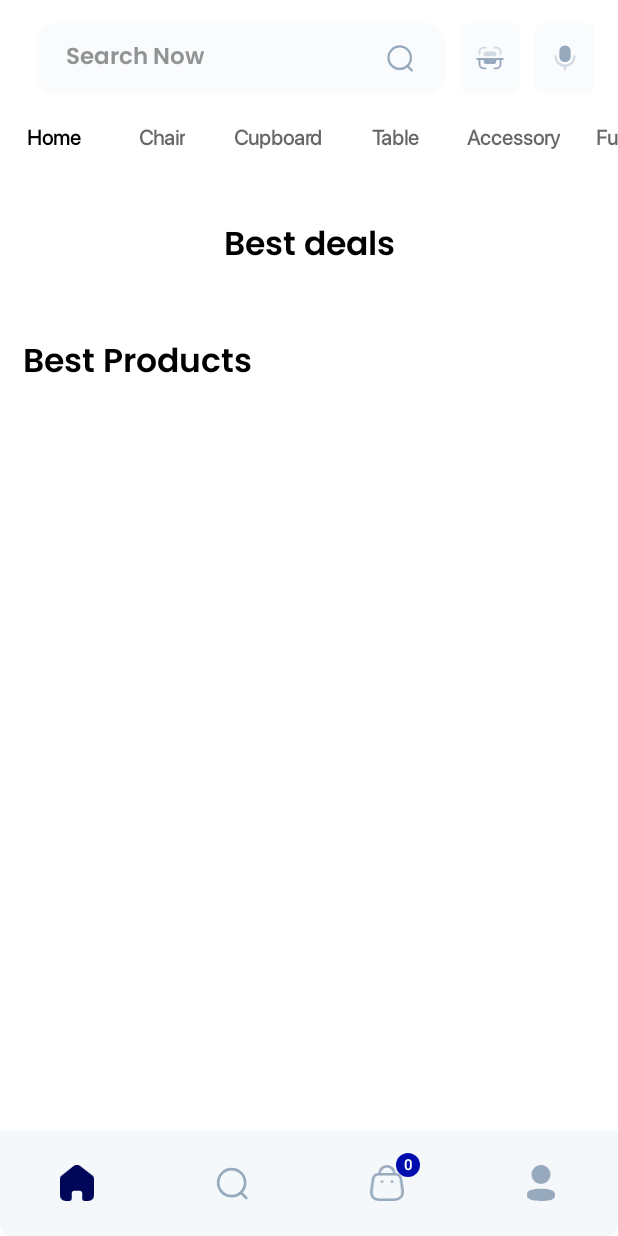
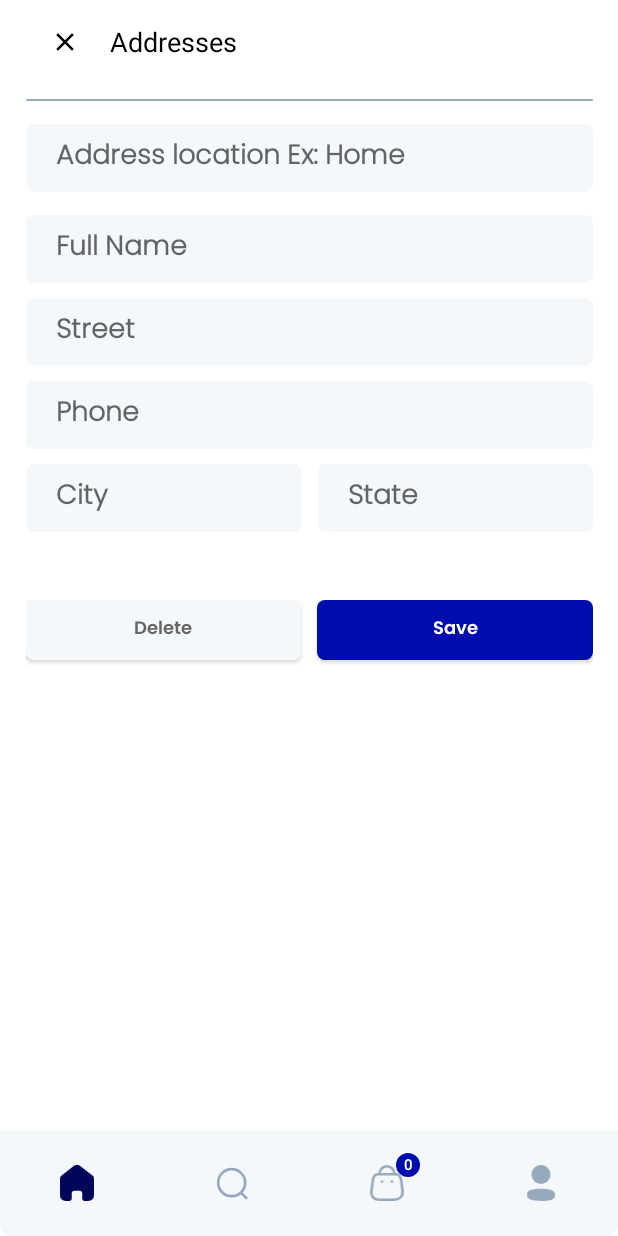
Before and after one commit to OjoLego/EasyCommerce, an Android app: the screen it shows after launch once a user with an empty profile is signed in (ShoppingActivity), on a phone screen of 412 x 824 dp. Run offline under Robolectric (Android 15) with nearby library versions, the phone set to English and light mode, and no system bars; our stand-ins replace Dagger/Hilt's generated code, Firebase (no records; nobody signed in at launch, a user with empty details on screens opened directly), navigation-ui.

Commit message:
Easy Commerce

```diff
--- /dev/null
+++ b/app/src/main/java/com/example/easycommerce/model/data/Address.kt
@@ -0,0 +1,17 @@
+package com.example.easycommerce.model.data
+
+import android.os.Parcelable
+import kotlinx.parcelize.Parcelize
+
+@Parcelize
+class Address(
+    val addressTitle: String,
+    val fullName: String,
+    val street: String,
+    val phone: String,
+    val city: String,
+    val state: String,
+
+): Parcelable{
+    constructor(): this("","","","","","")
+}
--- /dev/null
+++ b/app/src/main/java/com/example/easycommerce/view/screen/shopping/AddressFragment.kt
@@ -0,0 +1,86 @@
+package com.example.easycommerce.view.screen.shopping
+
+import android.os.Bundle
+import androidx.fragment.app.Fragment
+import android.view.LayoutInflater
+import android.view.View
+import android.view.ViewGroup
+import android.widget.Toast
+import androidx.fragment.app.viewModels
+import androidx.lifecycle.lifecycleScope
+import androidx.navigation.fragment.findNavController
+import com.example.easycommerce.R
+import com.example.easycommerce.databinding.FragmentAddressBinding
+import com.example.easycommerce.model.data.Address
+import com.example.easycommerce.util.Resource
+import com.example.easycommerce.viewmodel.AddressViewModel
+import dagger.hilt.android.AndroidEntryPoint
+import kotlinx.coroutines.flow.collectLatest
+
+@AndroidEntryPoint
+class AddressFragment : Fragment() {
+
+    private lateinit var binding: FragmentAddressBinding
+    val viewModel by viewModels<AddressViewModel>()
+
+    override fun onCreate(savedInstanceState: Bundle?) {
+        super.onCreate(savedInstanceState)
+
+        lifecycleScope.launchWhenStarted {
+            viewModel.addNewAddress.collectLatest {
+                when(it){
+                    is Resource.Loading -> {
+                        binding.progressbarAddress.visibility = View.INVISIBLE
+                    }
+                    is Resource.Success -> {
+                        binding.progressbarAddress.visibility = View.INVISIBLE
+                        findNavController().navigateUp()
+                    }
+                    is Resource.Error -> {
+                        Toast.makeText(requireContext(),it.message,Toast.LENGTH_SHORT).show()
+                    }
+                    else -> Unit
+                }
+            }
+        }
+
+        lifecycleScope.launchWhenStarted {
+            viewModel.error.collectLatest {
+                Toast.makeText(requireContext(),it,Toast.LENGTH_SHORT).show()
+            }
+        }
+    }
+
+    override fun onCreateView(
+        inflater: LayoutInflater, container: ViewGroup?,
+        savedInstanceState: Bundle?
+    ): View? {
+        // Inflate the layout for this fragment
+        binding = FragmentAddressBinding.inflate(inflater,container,false)
+        return binding.root
+    }
+
+    override fun onViewCreated(view: View, savedInstanceState: Bundle?) {
+        super.onViewCreated(view, savedInstanceState)
+
+        buttonSave()
+
+    }
+
+    private fun buttonSave() {
+        binding.apply {
+            buttonSave.setOnClickListener {
+                val addressTitle = edAddressTitle.text.toString()
+                val fullName = edFullName.text.toString()
+                val street = edStreet.text.toString()
+                val phone = edPhone.text.toString()
+                val city = edCity.text.toString()
+                val state = edState.text.toString()
+                val address = Address(addressTitle,fullName,street,phone,city, state)
+
+                viewModel.addAddress(address)
+            }
+        }
+    }
+
+}
--- /dev/null
+++ b/app/src/main/java/com/example/easycommerce/viewmodel/AddressViewModel.kt
@@ -0,0 +1,56 @@
+package com.example.easycommerce.viewmodel
+
+import androidx.lifecycle.ViewModel
+import androidx.lifecycle.viewModelScope
+import com.example.easycommerce.model.data.Address
+import com.example.easycommerce.util.Resource
+import com.google.firebase.auth.FirebaseAuth
+import com.google.firebase.firestore.FirebaseFirestore
+import dagger.hilt.android.lifecycle.HiltViewModel
+import kotlinx.coroutines.flow.MutableSharedFlow
+import kotlinx.coroutines.flow.MutableStateFlow
+import kotlinx.coroutines.flow.asSharedFlow
+import kotlinx.coroutines.flow.asStateFlow
+import kotlinx.coroutines.launch
+import javax.inject.Inject
+
+@HiltViewModel
+class AddressViewModel @Inject constructor(
+    private val firestore: FirebaseFirestore,
+    private val auth: FirebaseAuth
+): ViewModel() {
+
+    private val _addNewAddress = MutableStateFlow<Resource<Address>>(Resource.Unspecified())
+    val addNewAddress = _addNewAddress.asStateFlow()
+
+    private val _error = MutableSharedFlow<String>()
+    val error = _error.asSharedFlow()
+
+    fun addAddress(address: Address){
+        viewModelScope.launch { _addNewAddress.emit(Resource.Loading()) }
+        val validateInput = validateInput(address)
+        if (validateInput){
+        firestore.collection("user").document(auth.uid!!).collection("address").document()
+            .set(address).addOnSuccessListener {
+                viewModelScope.launch { _addNewAddress.emit(Resource.Success(address)) }
+            }.addOnFailureListener {
+                viewModelScope.launch { _addNewAddress.emit(Resource.Error(it.message.toString())) }
+            }
+    }else{
+        viewModelScope.launch {
+            _error.emit("All fields are required")
+        }
+     }
+    }
+
+    private fun validateInput(address: Address): Boolean {
+        return address.addressTitle.trim().isNotEmpty() &&
+                address.city.trim().isNotEmpty() &&
+                address.phone.trim().isNotEmpty() &&
+                address.state.trim().isNotEmpty() &&
+                address.fullName.trim().isNotEmpty() &&
+                address.state.trim().isNotEmpty()
+    }
+
+
+}
--- /dev/null
+++ b/app/src/main/res/layout/fragment_address.xml
@@ -0,0 +1,243 @@
+<?xml version="1.0" encoding="utf-8"?>
+<androidx.constraintlayout.widget.ConstraintLayout xmlns:android="http://schemas.android.com/apk/res/android"
+    xmlns:app="http://schemas.android.com/apk/res-auto"
+    android:layout_width="match_parent"
+    android:layout_height="match_parent">
+
+    <androidx.appcompat.widget.Toolbar
+        android:id="@+id/toolbarAddresses"
+        android:layout_width="0dp"
+        android:layout_height="wrap_content"
+        app:layout_constraintEnd_toEndOf="@id/guideline2"
+        app:layout_constraintStart_toStartOf="@id/guideline1"
+        app:layout_constraintTop_toTopOf="parent">
+
+        <androidx.constraintlayout.widget.ConstraintLayout
+            android:layout_width="match_parent"
+            android:layout_height="match_parent">
+
+            <ImageView
+                android:id="@+id/imageAddressClose"
+                android:layout_width="20dp"
+                android:layout_height="20dp"
+                android:src="@drawable/ic_close"
+                android:scaleType="centerInside"
+                app:layout_constraintBottom_toBottomOf="parent"
+                app:layout_constraintStart_toStartOf="parent"
+                app:layout_constraintTop_toTopOf="parent"
+                app:tint="@color/black" />
+
+
+            <TextView
+                android:id="@+id/tvPaymentMethods"
+                android:layout_width="wrap_content"
+                android:layout_height="wrap_content"
+                android:layout_marginStart="20dp"
+                android:text="Addresses"
+                android:textSize="18sp"
+                android:textColor="@color/black"
+                app:layout_constraintBottom_toBottomOf="@+id/imageAddressClose"
+                app:layout_constraintStart_toEndOf="@id/imageAddressClose"
+                app:layout_constraintTop_toTopOf="@+id/imageAddressClose" />
+
+        </androidx.constraintlayout.widget.ConstraintLayout>
+    </androidx.appcompat.widget.Toolbar>
+
+
+    <View
+        android:id="@+id/topLine"
+        android:layout_width="0dp"
+        android:layout_height="1dp"
+        android:layout_marginTop="10dp"
+        android:background="@drawable/white_background"
+        android:backgroundTint="@color/g_blue_gray200"
+        app:layout_constraintEnd_toEndOf="@id/guideline2"
+        app:layout_constraintStart_toStartOf="@id/guideline1"
+        app:layout_constraintTop_toBottomOf="@id/toolbarAddresses" />
+
+    <EditText
+        android:id="@+id/edAddressTitle"
+        android:layout_width="0dp"
+        android:layout_height="45dp"
+        android:background="@drawable/white_background"
+        android:fontFamily="@font/poppins_light"
+        android:gravity="start|center_vertical"
+        android:hint="Address location Ex: Home"
+        android:paddingStart="20dp"
+        android:paddingEnd="20dp"
+        android:singleLine="true"
+        android:textStyle="bold"
+        app:layout_constraintEnd_toEndOf="@id/guideline2"
+        app:layout_constraintStart_toStartOf="@id/guideline1"
+        app:layout_constraintTop_toBottomOf="@+id/topLine"
+        android:layout_marginTop="15dp"/>
+
+    <EditText
+        android:id="@+id/edFullName"
+        android:layout_width="0dp"
+        android:layout_height="45dp"
+        android:background="@drawable/white_background"
+        android:fontFamily="@font/poppins_light"
+        android:gravity="start|center_vertical"
+        android:hint="Full Name"
+        android:paddingStart="20dp"
+        android:paddingEnd="20dp"
+        android:singleLine="true"
+        android:textStyle="bold"
+        app:layout_constraintEnd_toEndOf="@id/guideline2"
+        app:layout_constraintStart_toStartOf="@id/guideline1"
+        app:layout_constraintTop_toBottomOf="@+id/edAddressTitle"
+        android:layout_marginTop="15dp"/>
+
+    <EditText
+        android:id="@+id/edStreet"
+        android:layout_width="0dp"
+        android:layout_height="45dp"
+        android:layout_marginTop="10dp"
+        android:background="@drawable/white_background"
+        android:fontFamily="@font/poppins_light"
+        android:gravity="start|center_vertical"
+        android:hint="Street"
+        android:paddingStart="20dp"
+        android:paddingEnd="20dp"
+        android:singleLine="true"
+        android:textStyle="bold"
+        app:layout_constraintEnd_toEndOf="@id/guideline2"
+        app:layout_constraintStart_toStartOf="@id/guideline1"
+        app:layout_constraintTop_toBottomOf="@id/edFullName" />
+
+    <LinearLayout
+        android:id="@+id/linear"
+        android:layout_width="0dp"
+        android:layout_height="wrap_content"
+        app:layout_constraintEnd_toEndOf="@id/guideline2"
+        app:layout_constraintHorizontal_bias="0.484"
+        app:layout_constraintStart_toStartOf="@id/guideline1"
+        app:layout_constraintTop_toBottomOf="@+id/edPhone"
+        android:orientation="horizontal">
+
+        <EditText
+            android:id="@+id/edCity"
+            android:layout_width="378dp"
+            android:layout_height="45dp"
+            android:background="@drawable/white_background"
+            android:fontFamily="@font/poppins_light"
+            android:gravity="start|center_vertical"
+            android:hint="City"
+            android:paddingStart="20dp"
+            android:paddingEnd="20dp"
+            android:singleLine="true"
+            android:textStyle="bold"
+            android:layout_marginTop="10dp"
+            android:layout_weight="1"
+            android:layout_marginEnd="5dp" />
+
+        <EditText
+            android:id="@+id/edState"
+            android:layout_width="378dp"
+            android:layout_height="45dp"
+            android:background="@drawable/white_background"
+            android:fontFamily="@font/poppins_light"
+            android:gravity="start|center_vertical"
+            android:hint="State"
+            android:paddingStart="20dp"
+            android:paddingEnd="20dp"
+            android:singleLine="true"
+            android:textStyle="bold"
+            android:layout_marginTop="10dp"
+            android:layout_weight="1"
+            android:layout_marginStart="5dp"/>
+
+    </LinearLayout>
+    <EditText
+        android:id="@+id/edPhone"
+        android:layout_width="0dp"
+        android:layout_height="45dp"
+        android:background="@drawable/white_background"
+        android:fontFamily="@font/poppins_light"
+        android:layout_marginTop="10dp"
+        android:gravity="start|center_vertical"
+        android:hint="Phone"
+        android:paddingStart="20dp"
+        android:paddingEnd="20dp"
+        android:phoneNumber="true"
+        android:singleLine="true"
+        android:textStyle="bold"
+        app:layout_constraintEnd_toStartOf="@+id/guideline2"
+        app:layout_constraintStart_toStartOf="@+id/guideline1"
+        app:layout_constraintTop_toBottomOf="@+id/edStreet" />
+
+    <LinearLayout
+        android:layout_width="0dp"
+        android:layout_height="wrap_content"
+        app:layout_constraintEnd_toEndOf="@id/guideline2"
+        app:layout_constraintHorizontal_bias="1.0"
+        app:layout_constraintStart_toStartOf="@id/guideline1"
+        app:layout_constraintTop_toBottomOf="@id/linear"
+        app:layout_constraintVertical_bias="0.494"
+        android:layout_marginTop="45dp"
+        android:orientation="horizontal">
+
+
+
+        <androidx.appcompat.widget.AppCompatButton
+            android:id="@+id/buttonDelelte"
+            android:layout_width="0dp"
+            android:layout_height="40dp"
+            android:layout_marginBottom="20dp"
+            android:background="@drawable/white_background"
+            android:fontFamily="@font/poppins_thin"
+            android:text="Delete"
+            android:textAllCaps="false"
+            android:textColor="@color/g_gray700"
+            android:textSize="12dp"
+            android:visibility="visible"
+            android:layout_weight="1"
+            android:layout_marginEnd="5dp"
+            />
+
+        <androidx.appcompat.widget.AppCompatButton
+            android:id="@+id/buttonSave"
+            android:layout_width="0dp"
+            android:layout_height="40dp"
+            android:layout_marginBottom="20dp"
+            android:background="@drawable/blue_background"
+            android:fontFamily="@font/poppins_thin"
+            android:text="Save"
+            android:textAllCaps="false"
+            android:textColor="@color/white"
+            android:textSize="12dp"
+            android:visibility="visible"
+            android:layout_weight="1"
+            android:layout_marginStart="5dp"
+            />
+
+    </LinearLayout>
+
+
+    <ProgressBar
+        android:id="@+id/progressbarAddress"
+        android:layout_width="wrap_content"
+        android:layout_height="wrap_content"
+        android:indeterminateTint="@color/g_gray700"
+        app:layout_constraintBottom_toBottomOf="parent"
+        app:layout_constraintStart_toStartOf="parent"
+        app:layout_constraintEnd_toEndOf="parent"
+        android:layout_marginBottom="45dp"
+        android:visibility="gone"/>
+
+    <androidx.constraintlayout.widget.Guideline
+        android:id="@+id/guideline1"
+        android:layout_width="wrap_content"
+        android:layout_height="wrap_content"
+        android:orientation="vertical"
+        app:layout_constraintGuide_percent="0.04136253" />
+
+    <androidx.constraintlayout.widget.Guideline
+        android:id="@+id/guideline2"
+        android:layout_width="wrap_content"
+        android:layout_height="wrap_content"
+        android:orientation="vertical"
+        app:layout_constraintGuide_percent="0.96" />
+
+</androidx.constraintlayout.widget.ConstraintLayout>
--- a/app/src/main/res/navigation/shopping_graph.xml
+++ b/app/src/main/res/navigation/shopping_graph.xml
@@ -3,7 +3,7 @@
     xmlns:app="http://schemas.android.com/apk/res-auto"
     xmlns:tools="http://schemas.android.com/tools"
     android:id="@+id/shopping_graph"
-    app:startDestination="@id/homeFragment">
+    app:startDestination="@id/addressFragment">
 
     <fragment
         android:id="@+id/homeFragment"
@@ -36,7 +36,11 @@
         android:id="@+id/profileFragment"
         android:name="com.example.easycommerce.view.screen.shopping.ProfileFragment"
         android:label="fragment_profile"
-        tools:layout="@layout/fragment_profile" />
+        tools:layout="@layout/fragment_profile" >
+        <action
+            android:id="@+id/action_profileFragment_to_addressFragment"
+            app:destination="@id/addressFragment" />
+    </fragment>
     <fragment
         android:id="@+id/productDetailsFragment"
         android:name="com.example.easycommerce.view.screen.shopping.ProductDetailsFragment"
@@ -46,4 +50,9 @@
             android:name="product"
             app:argType="com.example.easycommerce.model.data.Product" />
     </fragment>
+    <fragment
+        android:id="@+id/addressFragment"
+        android:name="com.example.easycommerce.view.screen.shopping.AddressFragment"
+        android:label="AddressFragment"
+        tools:layout="@layout/fragment_address"/>
 </navigation>
```
